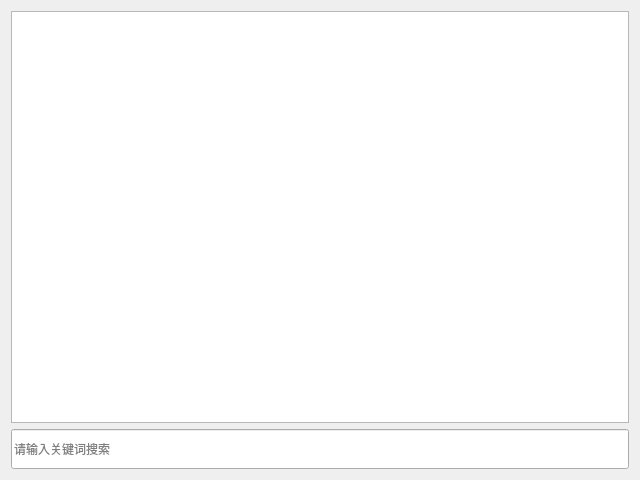
Quentlam/LaundryManagementSystem, file LaundryManagementSystem/stselectclothes04.ui: the form before one commit.
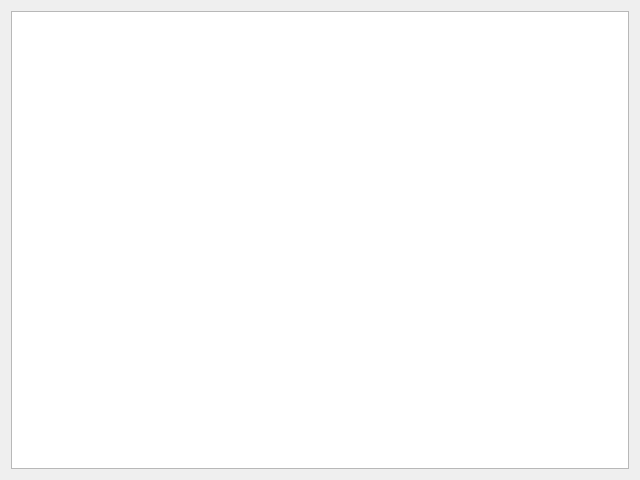
The form after the commit.

The edit to the form file:
```diff
--- a/LaundryManagementSystem/stselectclothes04.ui
+++ b/LaundryManagementSystem/stselectclothes04.ui
@@ -10,6 +10,12 @@
     <height>480</height>
    </rect>
   </property>
+  <property name="font">
+   <font>
+    <family>微软雅黑</family>
+    <pointsize>11</pointsize>
+   </font>
+  </property>
   <property name="windowTitle">
    <string>Dialog</string>
   </property>
@@ -22,24 +28,17 @@
        <height>99999</height>
       </size>
      </property>
+     <property name="font">
+      <font>
+       <family>微软雅黑</family>
+       <pointsize>11</pointsize>
+      </font>
+     </property>
      <attribute name="verticalHeaderVisible">
       <bool>false</bool>
      </attribute>
     </widget>
    </item>
-   <item row="1" column="0">
-    <widget class="QLineEdit" name="lineEdit">
-     <property name="minimumSize">
-      <size>
-       <width>0</width>
-       <height>40</height>
-      </size>
-     </property>
-     <property name="placeholderText">
-      <string>请输入关键词搜索</string>
-     </property>
-    </widget>
-   </item>
   </layout>
  </widget>
  <resources/>
```
